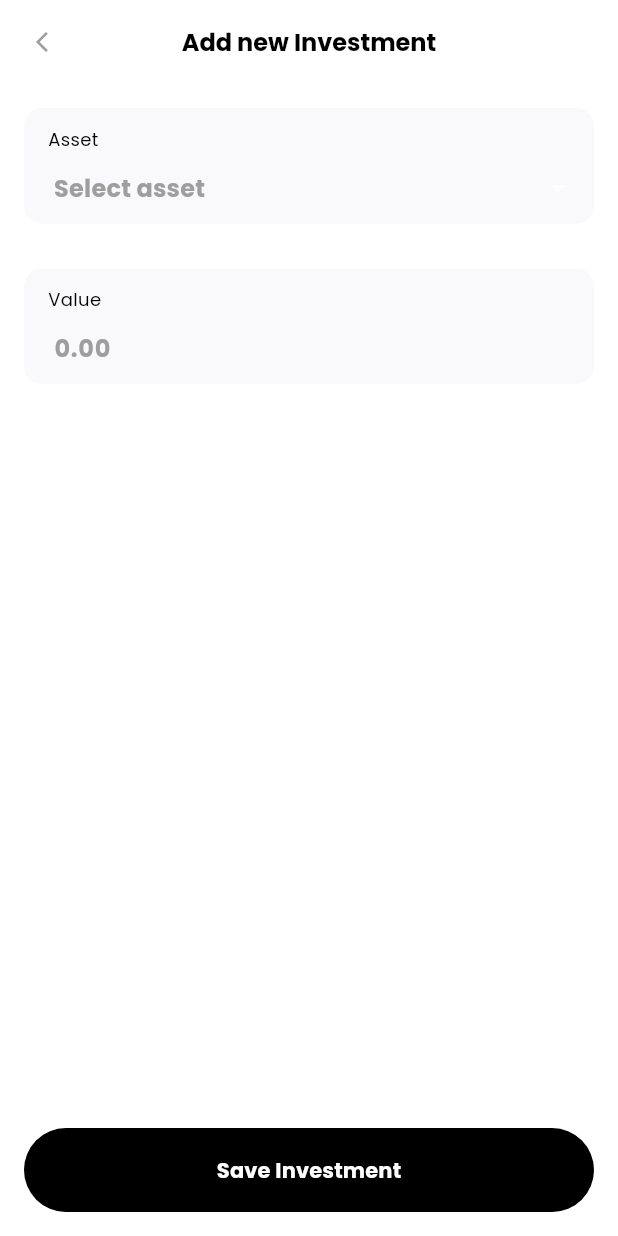
After one commit to bastilavarias/simplumio, a Flutter app: the InvestmentFormScreen screen opened directly, on a phone screen of 412 x 824 dp. The commit adds this screen. Run offline on Flutter 3.47's test engine with Material 3 defaults, Android fonts, the phone set to English and light mode, and no system bars; our stand-ins replace carousel_slider, google_fonts; missing offline and left inert: dart:ffi, flutter_simple_calculator.

Commit message:
ADD: Initial investment page

```diff
--- /dev/null
+++ b/lib/screens/investment_form_screen.dart
@@ -0,0 +1,81 @@
+import 'package:flutter/material.dart';
+import 'package:simplumio/screens/market_search_screen.dart';
+import 'package:simplumio/widgets/base/base_dropdown.dart';
+import 'package:simplumio/widgets/base/base_sub_page_app_bar.dart';
+import 'package:simplumio/widgets/base/base_text_input.dart';
+import 'package:simplumio/widgets/custom/custom_calculator.dart';
+
+class InvestmentFormScreen extends StatefulWidget {
+  const InvestmentFormScreen({super.key});
+
+  @override
+  State<InvestmentFormScreen> createState() => InvestmentFormScreenState();
+}
+
+class InvestmentFormScreenState extends State<InvestmentFormScreen> {
+
+  void onOpenMarketSearchScreen() {
+    Navigator.push(
+      context,
+      MaterialPageRoute(builder: (context) => const MarketSearchScreen()),
+    );
+  }
+
+
+  @override
+  Widget build(BuildContext context) {
+    List<String> periods = ['One week', '15 Days', 'Monthly', 'Custom'];
+
+    return Scaffold(
+      appBar: BaseSubPageAppBar(title: 'Add new Investment'),
+      body: Padding(
+        padding: const EdgeInsets.all(16.0),
+        child: SingleChildScrollView(
+          child: Column(
+            spacing: 30,
+            children: [
+              GestureDetector(
+                onTap: () {
+                  onOpenMarketSearchScreen();
+                },
+                child: AbsorbPointer(
+                  child: BaseDropdown(
+                  label: 'Asset',
+                  placeholder: 'Select asset',
+                  items: periods,
+                  ),
+                ),
+              ),
+              BaseTextInput(
+                label: 'Value',
+                placeholder: '0.00',
+                icon: false,
+              )
+            ],
+          ),
+        ),
+      ),
+      floatingActionButton: SizedBox(
+        width: MediaQuery.of(context).size.width, // Full width
+        child: Padding(
+          padding: const EdgeInsets.symmetric(horizontal: 16.0),
+          child: ClipRRect(
+            borderRadius: BorderRadius.circular(50),
+            child: FloatingActionButton.extended(
+              onPressed: () {},
+              backgroundColor: Theme.of(context).colorScheme.primary,
+              label: Text(
+                'Save Investment',
+                style: TextStyle(
+                  color: Theme.of(context).colorScheme.onPrimary,
+                  fontWeight: FontWeight.bold
+                ),
+              ),
+            ),
+          ),
+        ),
+      ),
+      floatingActionButtonLocation: FloatingActionButtonLocation.centerFloat,
+    );
+  }
+}
--- a/lib/widgets/account_item.dart
+++ b/lib/widgets/account_item.dart
@@ -1,7 +1,7 @@
 import 'package:flutter/material.dart';
 import 'package:google_fonts/google_fonts.dart';
-import 'package:simplumio/screens/planning_account_form_screen.dart';
 import 'package:simplumio/screens/transaction_screen.dart';
+import 'package:simplumio/screens/account_form_screen.dart';
 
 class AccountItem extends StatelessWidget {
   const AccountItem({super.key, required this.id});
@@ -62,7 +62,7 @@ class AccountItemMoreActions extends StatelessWidget {
     void onOpenEditFormScreen() {
       Navigator.push(
         context,
-        MaterialPageRoute(builder: (context) => const PlanningAccountFormScreen()),
+        MaterialPageRoute(builder: (context) => const AccountFormScreen()),
       );
     }
 
--- a/lib/widgets/budget_progress.dart
+++ b/lib/widgets/budget_progress.dart
@@ -1,7 +1,7 @@
 import 'package:flutter/material.dart';
 import 'package:google_fonts/google_fonts.dart';
-import 'package:simplumio/screens/planning_account_form_screen.dart';
 import 'package:simplumio/screens/transaction_screen.dart';
+import 'package:simplumio/screens/account_form_screen.dart';
 
 class BudgetProgress extends StatelessWidget {
   final double transferLimit;
@@ -103,7 +103,7 @@ class BudgetProgressMoreActions extends StatelessWidget {
     void onOpenEditFormScreen() {
       Navigator.push(
         context,
-        MaterialPageRoute(builder: (context) => const PlanningAccountFormScreen()),
+        MaterialPageRoute(builder: (context) => const AccountFormScreen()),
       );
     }
 
```
Also changed, not shown: lib/screens/account_form_screen.dart (renamed from lib/screens/planning_budget_form_screen.dart, +14 -27 lines), lib/screens/budget_form_screen.dart (renamed from lib/screens/planning_account_form_screen.dart, +27 -14 lines), lib/screens/planning_screen.dart (+6 -6 lines), lib/widgets/custom/custom_money_text_rich.dart (added, +35 -0 lines), lib/widgets/sub_page/account_management_sub_page.dart (renamed from lib/widgets/sub_page/planning_budget_management_sub_page.dart, +12 -18 lines), lib/widgets/sub_page/budget_management_sub_page.dart (renamed from lib/widgets/sub_page/planning_account_management_sub_page.dart, +17 -13 lines), lib/widgets/sub_page/investment_management_sub_page.dart (renamed from lib/widgets/sub_page/planning_investment_management_sub_page.dart, +51 -20 lines), lib/widgets/sub_page/investment_own_asset_item.dart (+15 -16 lines), lib/widgets/transaction_item.dart (+8 -8 lines).
